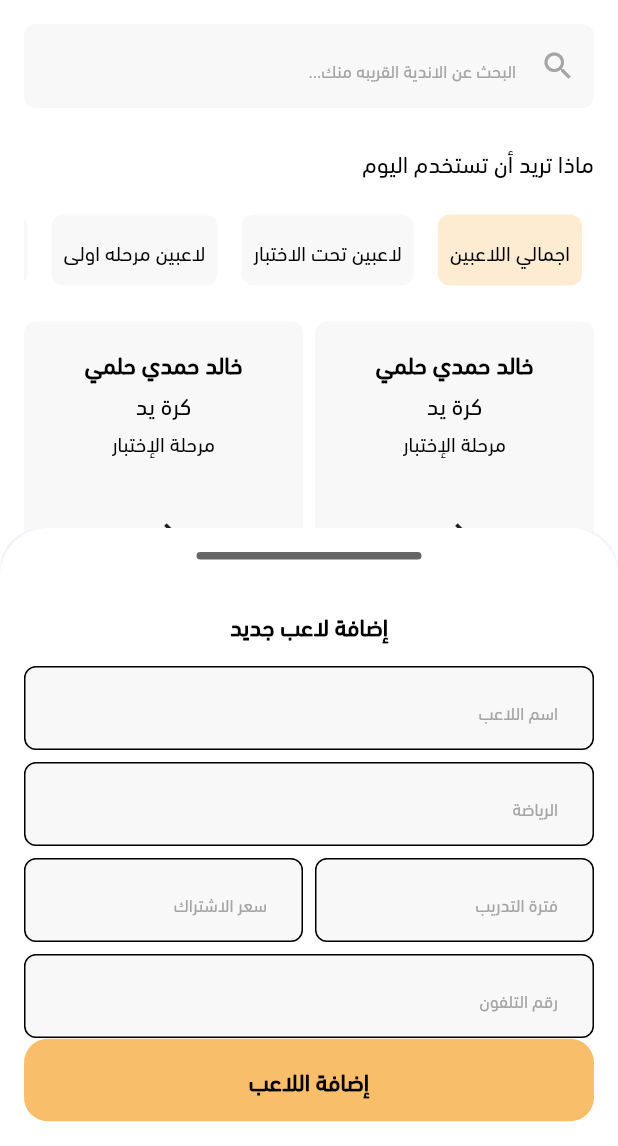
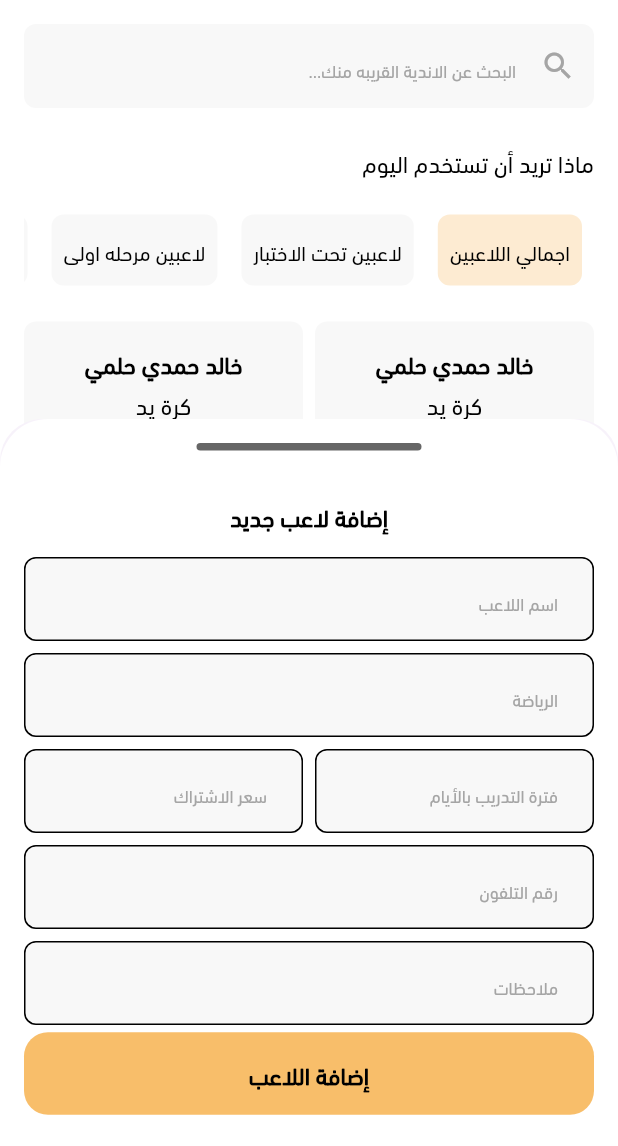
Before and after one commit to KhaledHAnter/tps-desktop-mobile-, a Flutter app: the screen it shows after launch, after a tap on the "add" icon, on a phone screen of 412 x 824 dp, the part 90-1236 px from its top. Run offline on Flutter 3.47's test engine with Material 3 defaults, Android fonts, the phone set to English and light mode, and no system bars; our stand-ins replace bloc, flutter_bloc, gap.

Commit message:
- add new text form feild to the bottom sheet - change the player tile

```diff
--- /dev/null
+++ b/lib/features/home/ui/views/widgets/bottom_sheet_body.dart
@@ -0,0 +1,107 @@
+import 'package:flutter/material.dart';
+import 'package:gap/gap.dart';
+import 'package:tps/core/helpers/extentions.dart';
+import 'package:tps/core/theming/colors.dart';
+import 'package:tps/core/theming/styles.dart';
+import 'package:tps/core/widgets/app_text_form_feild.dart';
+import 'package:tps/generated/l10n.dart';
+
+class BottomSheetBody extends StatelessWidget {
+  const BottomSheetBody({
+    super.key,
+  });
+
+  @override
+  Widget build(BuildContext context) {
+    return Container(
+      height: MediaQuery.sizeOf(context).height / 1.7,
+      width: MediaQuery.sizeOf(context).width,
+      padding: const EdgeInsets.all(16),
+      decoration: const BoxDecoration(
+        color: Colors.white,
+        borderRadius: BorderRadius.only(
+          topLeft: Radius.circular(32),
+          topRight: Radius.circular(32),
+        ),
+      ),
+      child: Column(
+        children: <Widget>[
+          Container(
+            height: 5,
+            width: 150,
+            decoration: BoxDecoration(
+              borderRadius: const BorderRadius.all(Radius.circular(32)),
+              color: Colors.black.withOpacity(.6),
+            ),
+          ),
+          const Gap(32),
+          Text(
+            S.of(context).home_add_player,
+            style: Styles.font16medium.copyWith(
+              fontWeight: FontWeight.w600,
+            ),
+          ),
+          const Gap(16),
+          AppTextFormFeild(
+            hintText: S.of(context).home_add_lbl1,
+          ),
+          const Gap(8),
+          AppTextFormFeild(
+            hintText: S.of(context).home_add_lbl2,
+          ),
+          const Gap(8),
+          Row(
+            children: [
+              Expanded(
+                child: AppTextFormFeild(
+                  hintText: S.of(context).home_add_lbl3,
+                  keyboardType: TextInputType.number,
+                ),
+              ),
+              const Gap(8),
+              Expanded(
+                child: AppTextFormFeild(
+                  hintText: S.of(context).home_add_lbl4,
+                  keyboardType: TextInputType.number,
+                ),
+              ),
+            ],
+          ),
+          const Gap(8),
+          AppTextFormFeild(
+            hintText: S.of(context).home_add_lbl5,
+            keyboardType: TextInputType.number,
+          ),
+          const Gap(8),
+          AppTextFormFeild(
+            hintText: S.of(context).home_add_lbl6,
+          ),
+          const Spacer(),
+          GestureDetector(
+            onTap: () {
+              context.pop();
+            },
+            child: Container(
+              padding: const EdgeInsets.symmetric(
+                vertical: 16,
+                horizontal: 32,
+              ),
+              decoration: BoxDecoration(
+                borderRadius: BorderRadius.circular(16),
+                color: ColorsManager.mainBage,
+              ),
+              child: Center(
+                child: Text(
+                  S.of(context).home_add_action,
+                  style:
+                      Styles.font16medium.copyWith(fontWeight: FontWeight.w600),
+                ),
+              ),
+            ),
+          ),
+          const Spacer(),
+        ],
+      ),
+    );
+  }
+}
--- a/lib/features/home/ui/views/widgets/player_section.dart
+++ b/lib/features/home/ui/views/widgets/player_section.dart
@@ -42,7 +42,18 @@ class PlayersSection extends StatelessWidget {
                 const Spacer(
                   flex: 3,
                 ),
-                const Icon(Icons.arrow_back_ios),
+                Padding(
+                  padding: const EdgeInsets.symmetric(horizontal: 8),
+                  child: Row(
+                    children: [
+                      Text("2000ج.م", style: Styles.font14medium),
+                      const Spacer(),
+                      Text("20يوم",
+                          style: Styles.font14medium
+                              .copyWith(color: Colors.redAccent)),
+                    ],
+                  ),
+                ),
                 const Spacer(),
               ],
             ),
--- a/lib/features/home/ui/views/widgets/welcome_header.dart
+++ b/lib/features/home/ui/views/widgets/welcome_header.dart
@@ -1,10 +1,8 @@
 import 'package:flutter/material.dart';
 import 'package:gap/gap.dart';
 import 'package:tps/core/helpers/assets.dart';
-import 'package:tps/core/helpers/extentions.dart';
-import 'package:tps/core/theming/colors.dart';
 import 'package:tps/core/theming/styles.dart';
-import 'package:tps/core/widgets/app_text_form_feild.dart';
+import 'package:tps/features/home/ui/views/widgets/bottom_sheet_body.dart';
 import 'package:tps/generated/l10n.dart';
 
 class WelcomeHeader extends StatelessWidget {
@@ -40,97 +38,7 @@ class WelcomeHeader extends StatelessWidget {
         ),
         const Spacer(),
         GestureDetector(
-          onTap: () => showBottomSheet(
-              context: context,
-              builder: (_) {
-                return Container(
-                  height: MediaQuery.sizeOf(context).height / 2,
-                  width: MediaQuery.sizeOf(context).width,
-                  padding: const EdgeInsets.all(16),
-                  decoration: const BoxDecoration(
-                    color: Colors.white,
-                    borderRadius: BorderRadius.only(
-                      topLeft: Radius.circular(32),
-                      topRight: Radius.circular(32),
-                    ),
-                  ),
-                  child: Column(
-                    children: <Widget>[
-                      Container(
-                        height: 5,
-                        width: 150,
-                        decoration: BoxDecoration(
-                          borderRadius:
-                              const BorderRadius.all(Radius.circular(32)),
-                          color: Colors.black.withOpacity(.6),
-                        ),
-                      ),
-                      const Gap(32),
-                      Text(
-                        S.of(context).home_add_player,
-                        style: Styles.font16medium.copyWith(
-                          fontWeight: FontWeight.w600,
-                        ),
-                      ),
-                      const Gap(16),
-                      AppTextFormFeild(
-                        hintText: S.of(context).home_add_lbl1,
-                      ),
-                      const Gap(8),
-                      AppTextFormFeild(
-                        hintText: S.of(context).home_add_lbl2,
-                      ),
-                      const Gap(8),
-                      Row(
-                        children: [
-                          Expanded(
-                            child: AppTextFormFeild(
-                              hintText: S.of(context).home_add_lbl3,
-                              keyboardType: TextInputType.number,
-                            ),
-                          ),
-                          const Gap(8),
-                          Expanded(
-                            child: AppTextFormFeild(
-                              hintText: S.of(context).home_add_lbl4,
-                              keyboardType: TextInputType.number,
-                            ),
-                          ),
-                        ],
-                      ),
-                      const Gap(8),
-                      AppTextFormFeild(
-                        hintText: S.of(context).home_add_lbl5,
-                        keyboardType: TextInputType.number,
-                      ),
-                      const Spacer(),
-                      GestureDetector(
-                        onTap: () {
-                          context.pop();
-                        },
-                        child: Container(
-                          padding: const EdgeInsets.symmetric(
-                            vertical: 16,
-                            horizontal: 32,
-                          ),
-                          decoration: BoxDecoration(
-                            borderRadius: BorderRadius.circular(16),
-                            color: ColorsManager.mainBage,
-                          ),
-                          child: Center(
-                            child: Text(
-                              S.of(context).home_add_action,
-                              style: Styles.font16medium
-                                  .copyWith(fontWeight: FontWeight.w600),
-                            ),
-                          ),
-                        ),
-                      ),
-                      const Spacer(),
-                    ],
-                  ),
-                );
-              }),
+          onTap: () => showPlayerAddSheet(context),
           child: Container(
             padding: const EdgeInsets.all(8),
             decoration: BoxDecoration(
@@ -145,4 +53,12 @@ class WelcomeHeader extends StatelessWidget {
       ],
     );
   }
+
+  PersistentBottomSheetController showPlayerAddSheet(BuildContext context) {
+    return showBottomSheet(
+        context: context,
+        builder: (_) {
+          return const BottomSheetBody();
+        });
+  }
 }
--- a/lib/l10n/intl_ar.arb
+++ b/lib/l10n/intl_ar.arb
@@ -16,9 +16,10 @@
 
     "home_add_lbl1" : "اسم اللاعب",
     "home_add_lbl2" : "الرياضة",
-    "home_add_lbl3" : "فترة التدريب",
+    "home_add_lbl3" : "فترة التدريب بالأيام",
     "home_add_lbl4" : "سعر الاشتراك",
     "home_add_lbl5" : "رقم التلفون",
+    "home_add_lbl6" : "ملاحظات",
 
     "home_add_action" : "إضافة اللاعب"
 }
--- a/lib/l10n/intl_en.arb
+++ b/lib/l10n/intl_en.arb
@@ -15,6 +15,7 @@
     "home_add_lbl3" : "فترة التدريب",
     "home_add_lbl4" : "سعر الاشتراك",
     "home_add_lbl5" : "رقم التلفون",
+    "home_add_lbl6" : "ملاحظات",
     "home_add_action" : "إضافة اللاعب"
 
 }
```
Also changed, not shown: lib/generated/intl/messages_ar.dart, lib/generated/intl/messages_en.dart, lib/generated/l10n.dart.
